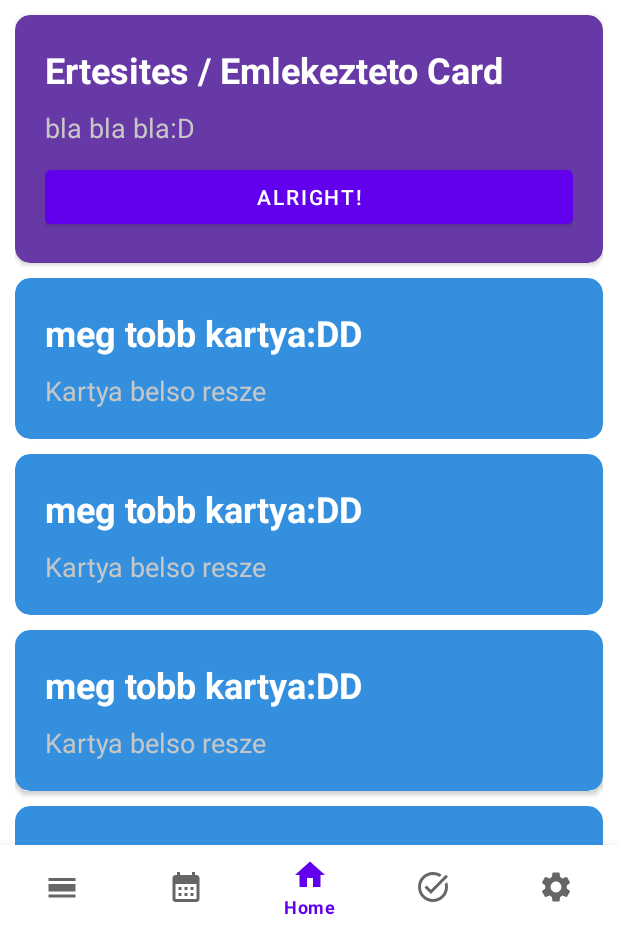
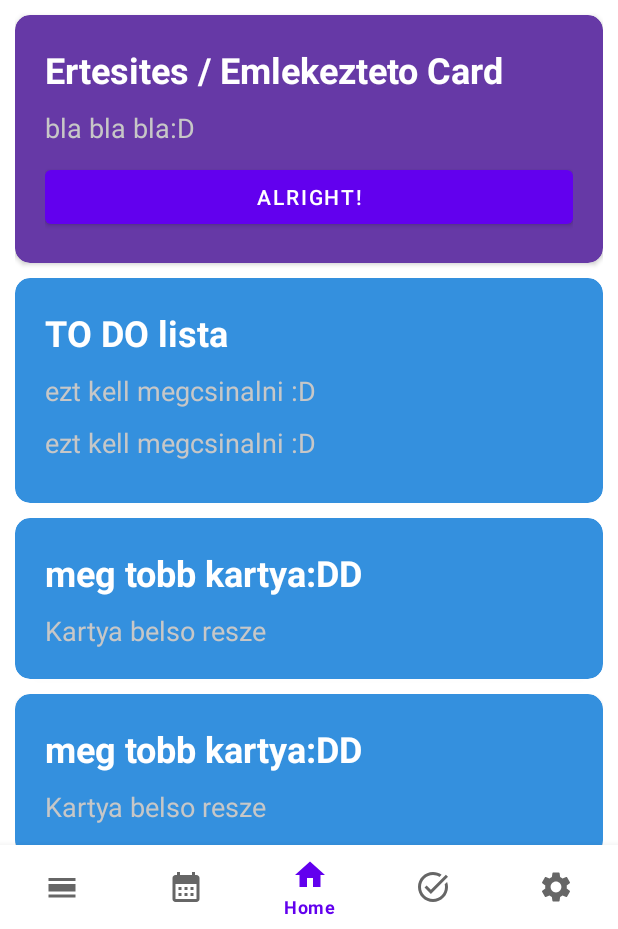
Before and after one commit to net0218game/ClassMate-HYPE, an Android app: the screen it shows after launch (MainActivity), on a phone screen of 412 x 824 dp, the part 307-1236 px from its top. Run offline under Robolectric (Android 15) with nearby library versions, the phone set to English and light mode, and no system bars; our stand-ins replace Firebase (no records; nobody signed in at launch, a user with empty details on screens opened directly), navigation-ui.

Commit message:
home screen design update

```diff
--- a/ClassMate/app/src/main/res/layout/fragment_home.xml
+++ b/ClassMate/app/src/main/res/layout/fragment_home.xml
@@ -89,6 +89,90 @@
                         android:layout_marginTop="10dp"
                         android:text="Alright!" />
                 </LinearLayout>
+            </androidx.cardview.widget.CardView>
+
+            <androidx.cardview.widget.CardView
+                android:layout_width="match_parent"
+                android:layout_height="150dp"
+                android:layout_marginTop="10dp"
+                app:cardBackgroundColor="@color/color2"
+                app:cardCornerRadius="10dp"
+                app:contentPadding="20dp">
+
+                <LinearLayout
+                    android:layout_width="match_parent"
+                    android:layout_height="wrap_content"
+                    android:orientation="vertical">
+
+                    <TextView
+                        android:layout_width="match_parent"
+                        android:layout_height="wrap_content"
+                        android:text="TO DO lista"
+                        android:textColor="@color/white"
+                        android:textSize="24sp"
+                        android:textStyle="bold" />
+
+                    <ScrollView
+                        android:layout_width="match_parent"
+                        android:layout_height="match_parent">
+
+                        <LinearLayout
+                            android:layout_width="match_parent"
+                            android:layout_height="wrap_content"
+                            android:orientation="vertical" >
+
+                            <TextView
+                                android:layout_width="match_parent"
+                                android:layout_height="wrap_content"
+                                android:paddingTop="10dp"
+                                android:text="ezt kell megcsinalni :D"
+                                android:textColor="#C7C7C7"
+                                android:textSize="18sp" />
+
+                            <TextView
+                                android:layout_width="match_parent"
+                                android:layout_height="wrap_content"
+                                android:paddingTop="10dp"
+                                android:text="ezt kell megcsinalni :D"
+                                android:textColor="#C7C7C7"
+                                android:textSize="18sp" />
+
+                            <TextView
+                                android:layout_width="match_parent"
+                                android:layout_height="wrap_content"
+                                android:paddingTop="10dp"
+                                android:text="ezt kell megcsinalni :D"
+                                android:textColor="#C7C7C7"
+                                android:textSize="18sp" />
+                            <TextView
+                                android:layout_width="match_parent"
+                                android:layout_height="wrap_content"
+                                android:paddingTop="10dp"
+                                android:text="ezt kell megcsinalni :D"
+                                android:textColor="#C7C7C7"
+                                android:textSize="18sp" />
+                            <TextView
+                                android:layout_width="match_parent"
+                                android:layout_height="wrap_content"
+                                android:paddingTop="10dp"
+                                android:text="ezt kell megcsinalni :D"
+                                android:textColor="#C7C7C7"
+                                android:textSize="18sp" />
+
+                        </LinearLayout>
+                     </ScrollView>
+
+
+
+
+
+
+
+
+
+
+                </LinearLayout>
+
             </androidx.cardview.widget.CardView>
 
             <androidx.cardview.widget.CardView
```
